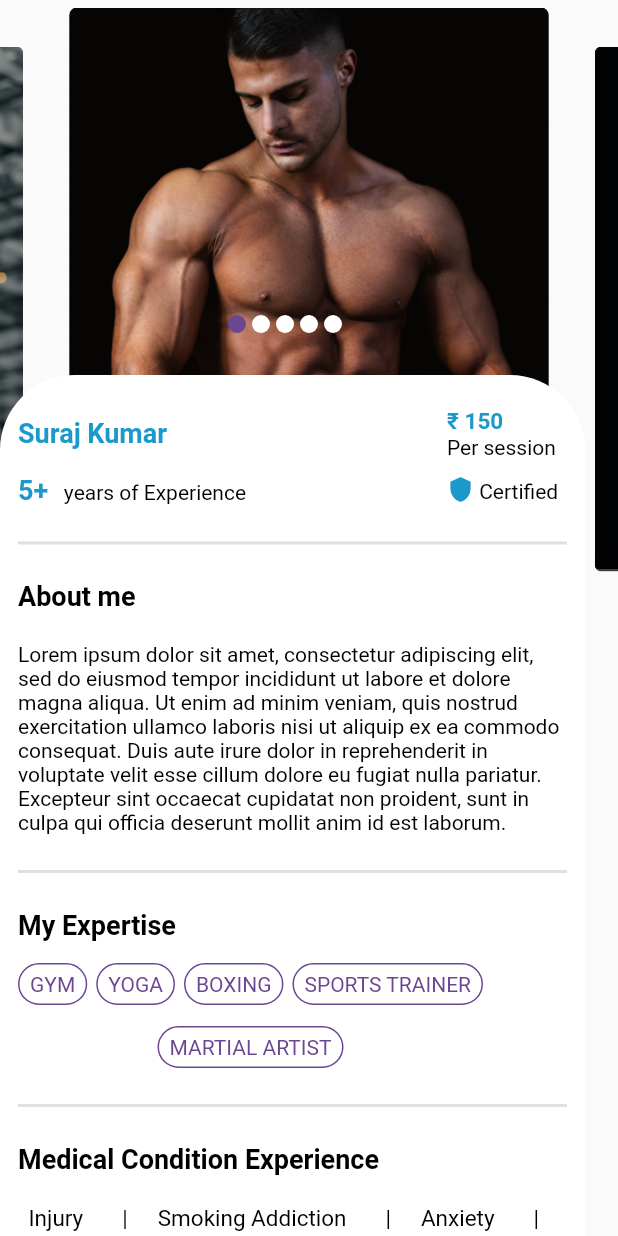
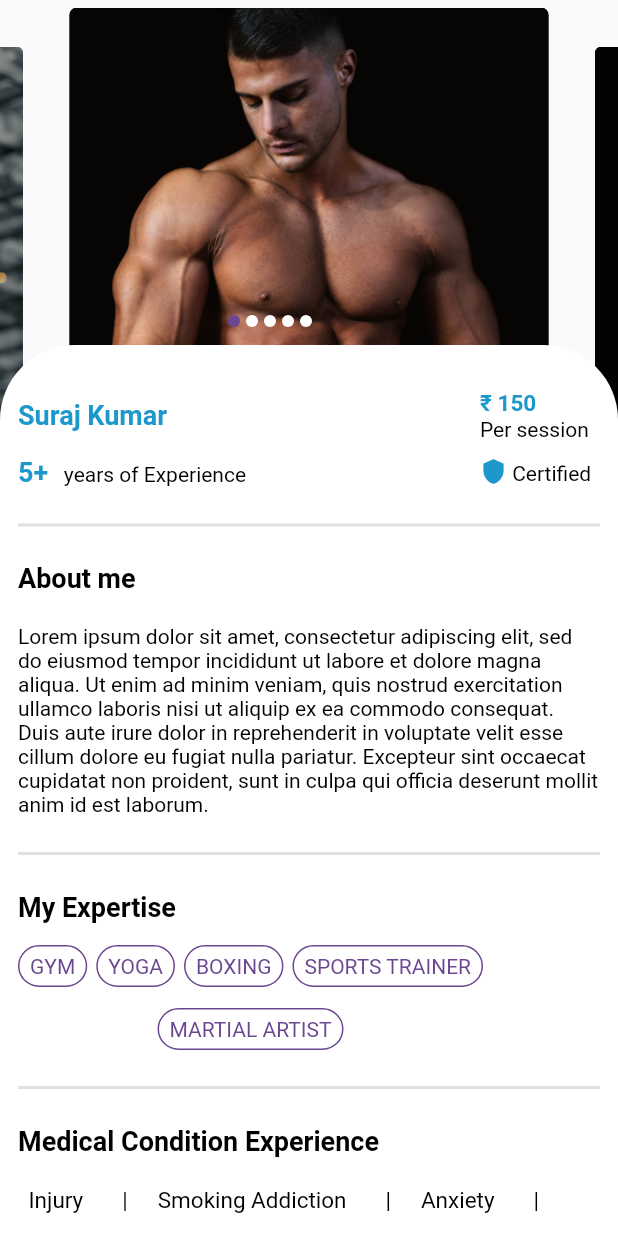
Before and after one commit to Tarster/Yoboshu_clone, a Flutter app: the screen it shows after launch, on a phone screen of 412 x 824 dp. Run offline on Flutter 3.47's test engine with Material 2 defaults, Android fonts, the phone set to English and light mode, and no system bars; drawn by our look-alikes of carousel_slider, flutter_tags; our stand-ins replace font_awesome_flutter.

Commit message:
Scroll finally working

```diff
--- a/lib/main.dart
+++ b/lib/main.dart
@@ -57,23 +57,20 @@ class MyWidget extends StatelessWidget {
         child: Stack(
           fit: StackFit.expand,
           clipBehavior: Clip.hardEdge,
-
           children: <Widget>[
+            Container(
+              //color: Colors.black,
+              width: 390.0,
+              child: ImageWidget(),
+            ),
 
             Container(
-              //color: Colors.black,
-              width: 390,
-              child: ImageWidget(),
-            ),
-            Positioned(
-              top: 250,
-              width: 390,
+              margin: EdgeInsets.only(top: 230.0),
               child: SingleChildScrollView(
                 child: ClipRRect(
-
                   borderRadius: BorderRadius.circular(50.0),
                   child: Container(
-                    padding: EdgeInsets.only(top: 10.0) ,
+                    padding: EdgeInsets.only(top: 18.0),
                     color: Colors.white,
                     child: TrainerDetailedProfile(),
                   ),
--- a/lib/trainer_widget/image_widget/image_widget.dart
+++ b/lib/trainer_widget/image_widget/image_widget.dart
@@ -56,7 +56,8 @@ class _ImageWidgetState extends State<ImageWidget> {
         .toList();
 
     return Stack(children: [
-      CarouselSlider(
+      Positioned(
+               child: CarouselSlider(
           items: imageSliders,
           options: CarouselOptions(
               height: height,
@@ -69,6 +70,7 @@ class _ImageWidgetState extends State<ImageWidget> {
                 });
               }),
         ),
+      ),
       Positioned(
         top: 200,
         left: 150,
@@ -77,8 +79,8 @@ class _ImageWidgetState extends State<ImageWidget> {
           children: imgList.map((url) {
             int index = imgList.indexOf(url);
             return Container(
-              width: 12.0,
-              height: 12.0,
+              width: 8.0,
+              height: 8.0,
               margin: EdgeInsets.symmetric(vertical: 10.0, horizontal: 2.0),
               decoration: BoxDecoration(
                 shape: BoxShape.circle,
```
Lines whose indentation alone changed are shown as unchanged.
